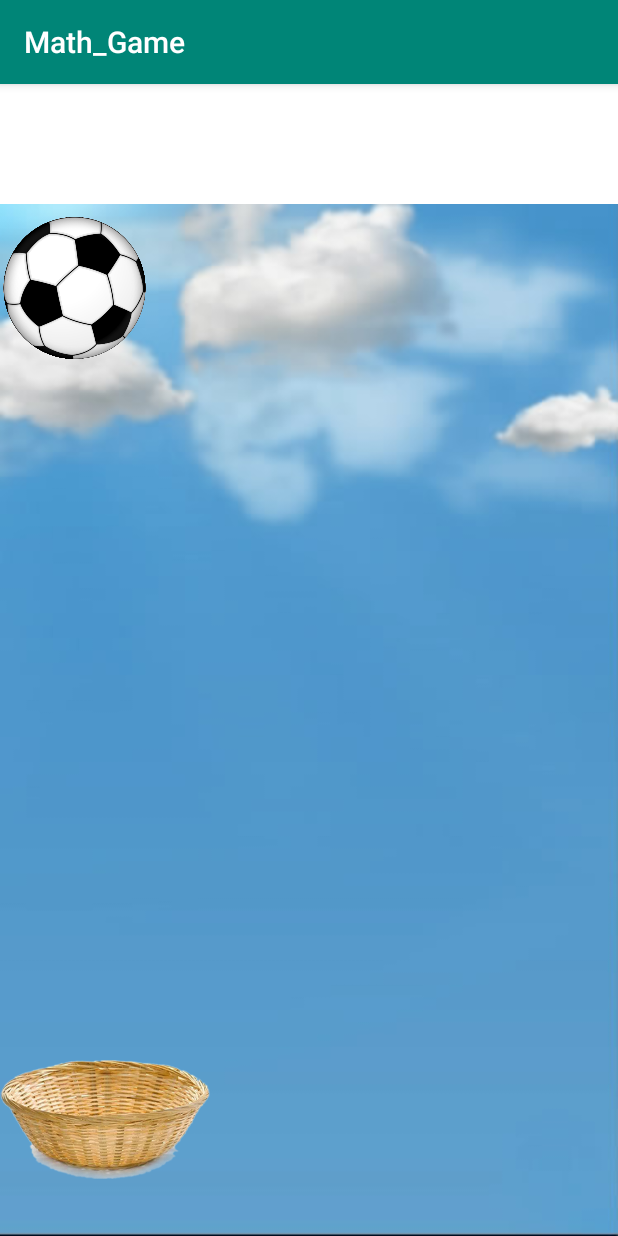
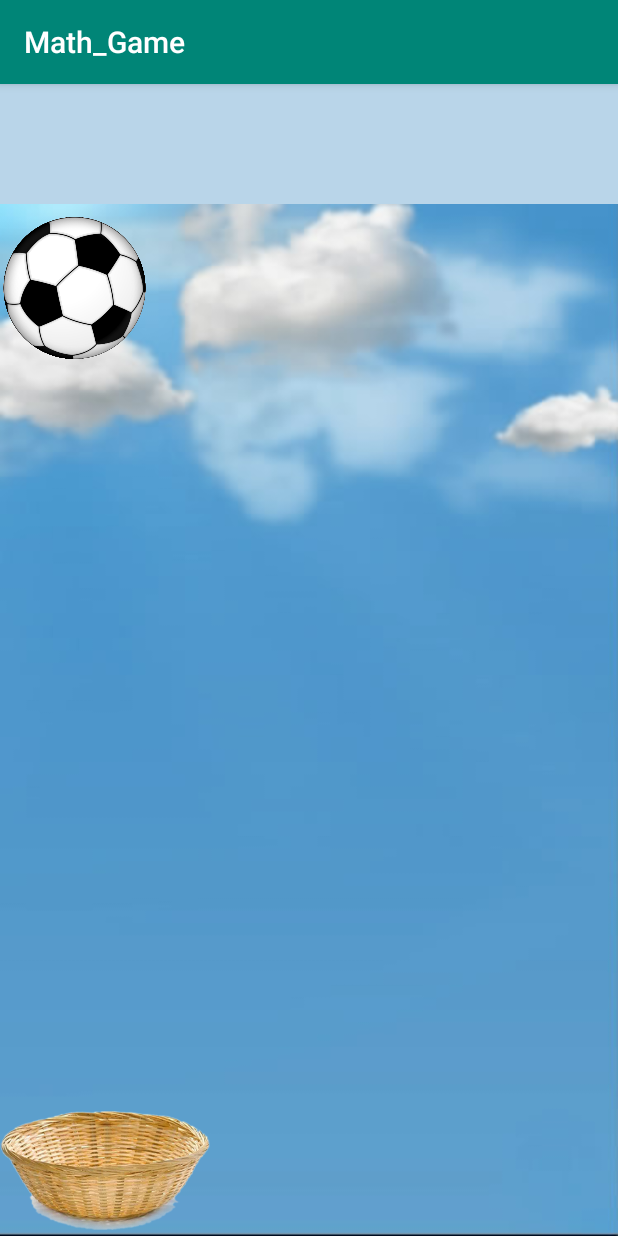
Before and after one commit to havkokfong/MathGame, an Android app: the screen it shows after launch (MainActivity), on a phone screen of 412 x 824 dp. Run offline under Robolectric (Android 15) with nearby library versions, the phone set to English and light mode, and no system bars.

Commit message:
edited the layout 2

```diff
--- a/app/src/main/res/layout/activity_main.xml
+++ b/app/src/main/res/layout/activity_main.xml
@@ -11,7 +11,7 @@
         android:id="@+id/questionBox"
         android:layout_width="match_parent"
         android:layout_height="80dp"
-        android:background="@color/white" />
+        android:background="@color/light_blue"/>
 
     <FrameLayout
         android:layout_width="match_parent"
@@ -21,7 +21,7 @@
         <ImageView
             android:id="@+id/basket"
             android:layout_width="140dp"
-            android:layout_height="155dp"
+            android:layout_height="87dp"
             android:layout_gravity="bottom"
             android:src="@drawable/basket" />
 
--- a/app/src/main/res/values/colors.xml
+++ b/app/src/main/res/values/colors.xml
@@ -4,4 +4,5 @@
     <color name="colorPrimaryDark">#00574B</color>
     <color name="colorAccent">#D81B60</color>
     <color name="white">#ffffff</color>
+    <color name="light_blue">#776DA9D4</color>
 </resources>
```
